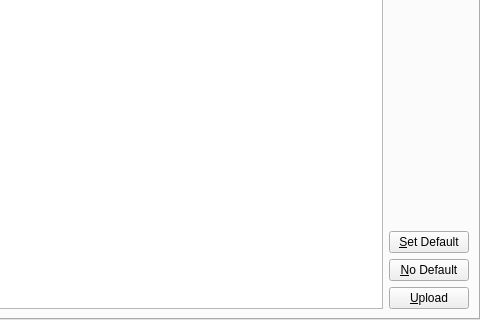
Above: application/pages/global/AccountListPage.ui from FreesmTeam/FreesmLauncher before the change; both pictures show x 214 to 694 and y 289 to 609 of the 694 by 609 pixel window. Below: the same form after it.
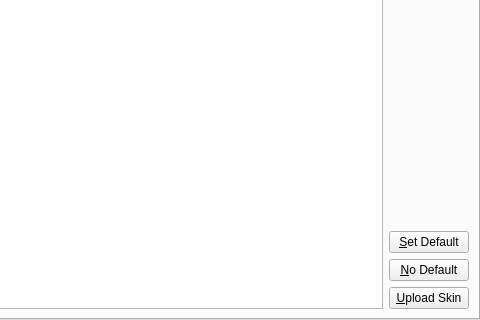
That is the form after the change.

Commit message: NOISSUE change 'Upload' to 'Upload Skin' on tha Accounts page

```diff
--- a/application/pages/global/AccountListPage.ui
+++ b/application/pages/global/AccountListPage.ui
@@ -103,7 +103,7 @@
               <string>Opens a dialog to select and upload a skin image to the selected account.</string>
              </property>
              <property name="text">
-              <string>&amp;Upload</string>
+              <string>&amp;Upload Skin</string>
              </property>
             </widget>
            </item>
```
